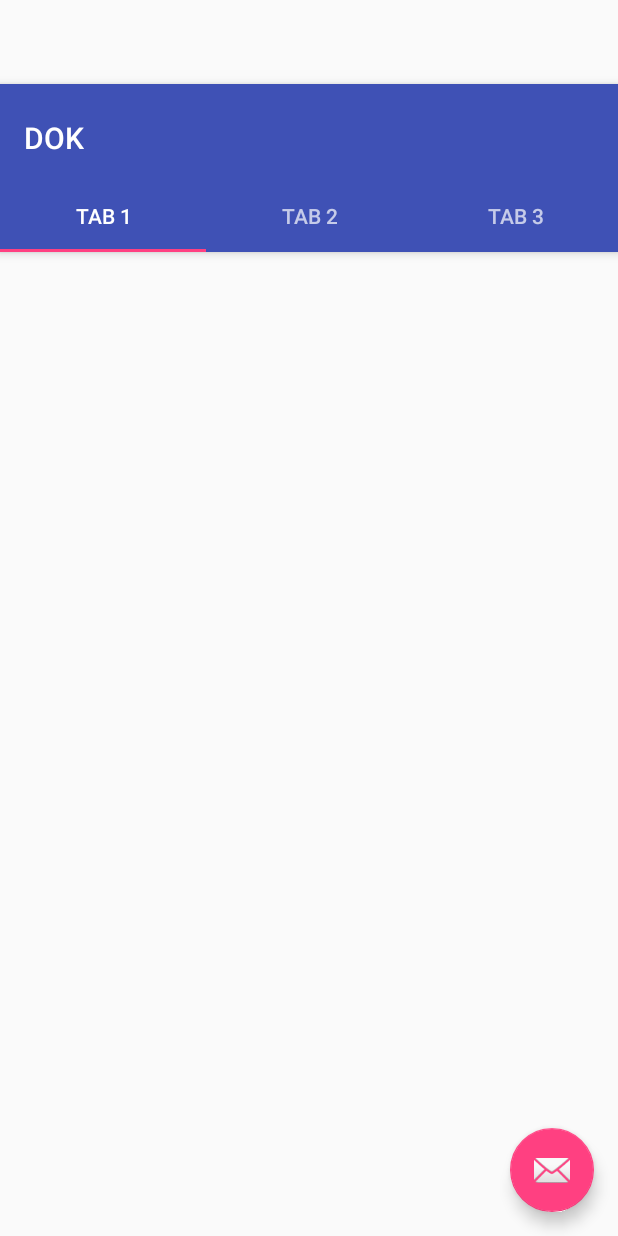
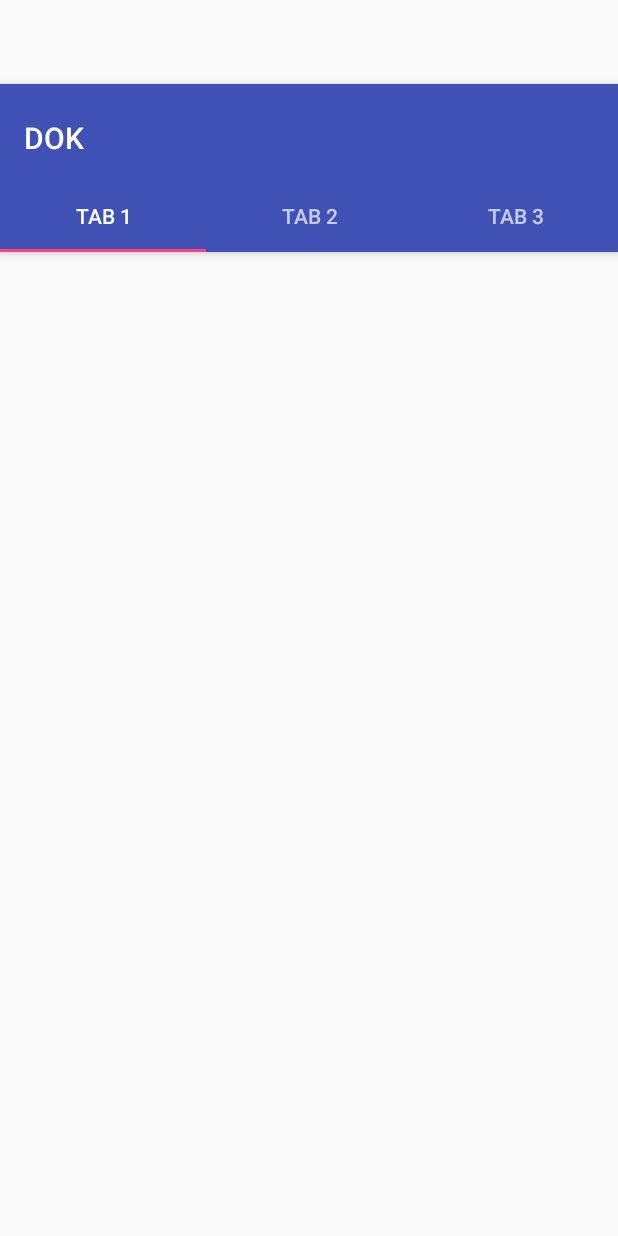
Before and after one commit to rokhlin/DOK, an Android app: the layout activity_main.xml on its own in the app's theme, with its tools: preview values and no code run, on a phone screen of 412 x 824 dp. Run offline under Robolectric (Android 15) with nearby library versions, the light colour scheme and no system bars.

Commit message:
+ fab removed

```diff
--- a/app/src/main/res/layout/activity_main.xml
+++ b/app/src/main/res/layout/activity_main.xml
@@ -59,12 +59,5 @@
         android:layout_height="match_parent"
         app:layout_behavior="@string/appbar_scrolling_view_behavior" />
 
-    <android.support.design.widget.FloatingActionButton
-        android:id="@+id/fab"
-        android:layout_width="wrap_content"
-        android:layout_height="wrap_content"
-        android:layout_gravity="end|bottom"
-        android:layout_margin="@dimen/fab_margin"
-        app:srcCompat="@android:drawable/ic_dialog_email" />
 
 </android.support.design.widget.CoordinatorLayout>
```
Also changed, not shown: app/src/main/java/com/selfapps/dok/view/activity/MainActivity.java (+13 -23 lines).
